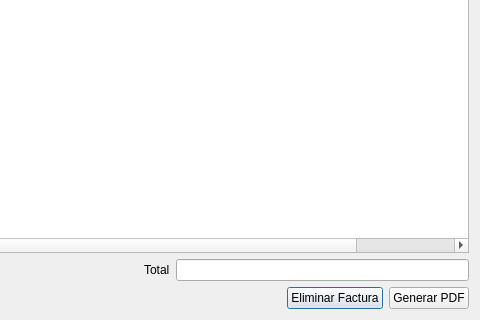
The window that detalledialog.ui (MacoChave/Practica1_SalesManager) describes before a commit, drawn with Qt 5; both pictures show x 160 to 640 and y 160 to 480 of the 640 by 480 pixel window.
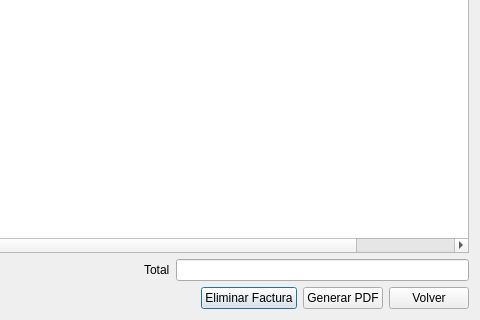
The same window after the commit.

Commit message: Pequeños cambios en metodos CRUD. Dialogo de detalle factura

Patch:
```diff
--- a/detalledialog.ui
+++ b/detalledialog.ui
@@ -167,6 +167,13 @@
        </property>
       </widget>
      </item>
+     <item>
+      <widget class="QPushButton" name="btn_factura_volver">
+       <property name="text">
+        <string>Volver</string>
+       </property>
+      </widget>
+     </item>
     </layout>
    </item>
   </layout>
```
The commit also changes 18 other files.
